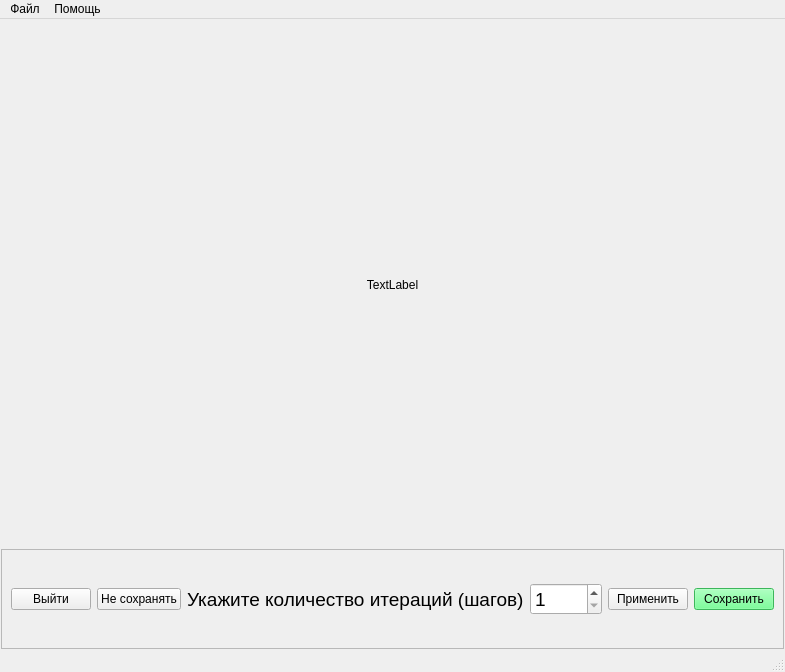
The window that CNN Style Transfer/UI.ui (DanielVampire/CNN-Style-Transfer) describes before a commit, drawn with Qt 5.
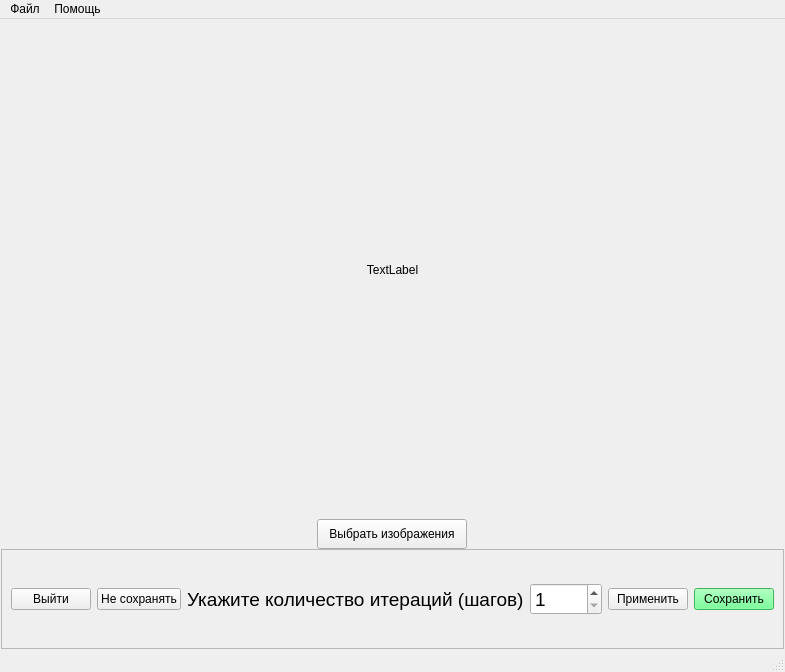
The same window after the commit.

```diff
--- a/CNN Style Transfer/UI.ui
+++ b/CNN Style Transfer/UI.ui
@@ -14,7 +14,7 @@
    <string>MainWindow</string>
   </property>
   <property name="tabShape">
-   <enum>QTabWidget::Triangular</enum>
+   <enum>QTabWidget::Rounded</enum>
   </property>
   <widget class="QWidget" name="centralwidget">
    <layout class="QVBoxLayout" name="verticalLayout">
@@ -55,6 +55,26 @@
       </property>
      </widget>
     </item>
+    <item>
+     <layout class="QHBoxLayout" name="horizontalLayout_2">
+      <property name="sizeConstraint">
+       <enum>QLayout::SetMaximumSize</enum>
+      </property>
+      <item>
+       <widget class="QPushButton" name="ImagesTake">
+        <property name="maximumSize">
+         <size>
+          <width>150</width>
+          <height>30</height>
+         </size>
+        </property>
+        <property name="text">
+         <string>Выбрать изображения</string>
+        </property>
+       </widget>
+      </item>
+     </layout>
+    </item>
     <item>
      <widget class="QFrame" name="frame">
       <property name="maximumSize">
```
Left out of the diff: 13 changed lines with no effect on the pictures.
